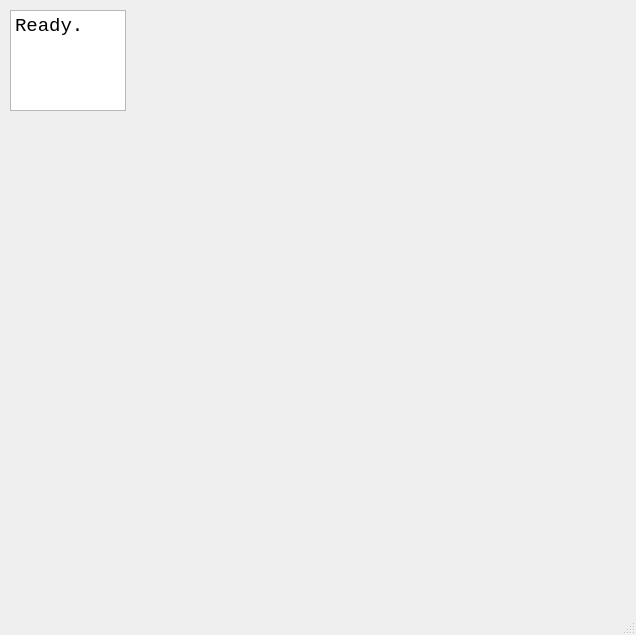
Qt form src/main/python/uifiles/traceui.ui (travisseymour/EPICpy) before a commit.
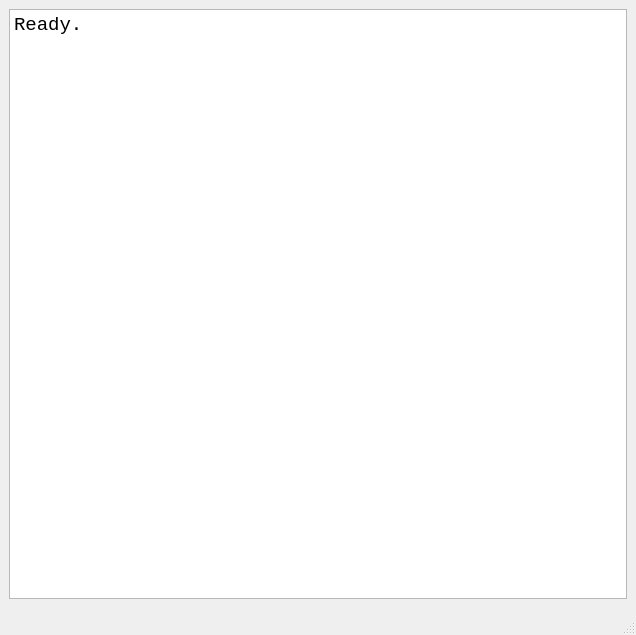
The same form after that commit. Custom widgets are drawn as their Qt base class.

The edit to the form file:
```diff
--- a/src/main/python/uifiles/traceui.ui
+++ b/src/main/python/uifiles/traceui.ui
@@ -20,15 +20,9 @@
    <string>Trace Output Window</string>
   </property>
   <widget class="QWidget" name="centralwidget">
+   <layout class="QGridLayout" name="gridLayout">
+    <item row="0" column="0">
    <widget class="CachedPlainTextEdit" name="plainTextEditOutput">
-    <property name="geometry">
-     <rect>
-      <x>10</x>
-      <y>10</y>
-      <width>116</width>
-      <height>101</height>
-     </rect>
-    </property>
     <property name="font">
      <font>
       <family>Consolas</family>
@@ -48,6 +42,8 @@
      <bool>false</bool>
     </property>
    </widget>
+    </item>
+   </layout>
   </widget>
   <widget class="QStatusBar" name="statusbar"/>
  </widget>
```
Left out of the diff: 3 changed lines with no effect on the pictures. Lines whose indentation alone changed are shown as unchanged.
